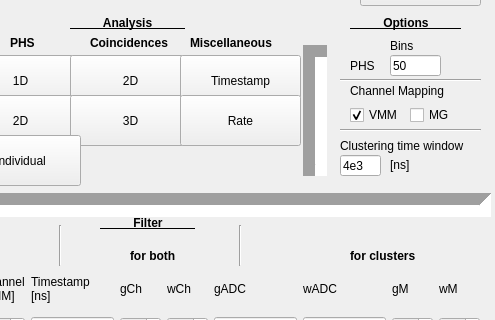
The window that Windows/mainwindow.ui (ess-dg/MultiGrid24_STF_VMM_measurements) describes before a commit, drawn with Qt 5; both pictures show x 200 to 695 and y 132 to 452 of the 695 by 548 pixel window.
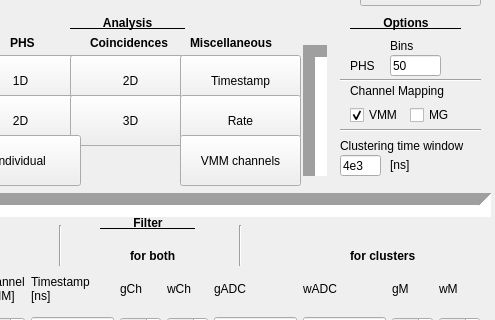
The same window after the commit.

Commit message: added chip channels hist

```diff
--- a/Windows/mainwindow.ui
+++ b/Windows/mainwindow.ui
@@ -1215,6 +1215,19 @@
      <string>sample</string>
     </property>
    </widget>
+   <widget class="QPushButton" name="chip_ch_button">
+    <property name="geometry">
+     <rect>
+      <x>380</x>
+      <y>250</y>
+      <width>121</width>
+      <height>51</height>
+     </rect>
+    </property>
+    <property name="text">
+     <string>VMM channels</string>
+    </property>
+   </widget>
   </widget>
   <widget class="QMenuBar" name="menuBar">
    <property name="geometry">
```
The commit also changes 4 other files.
